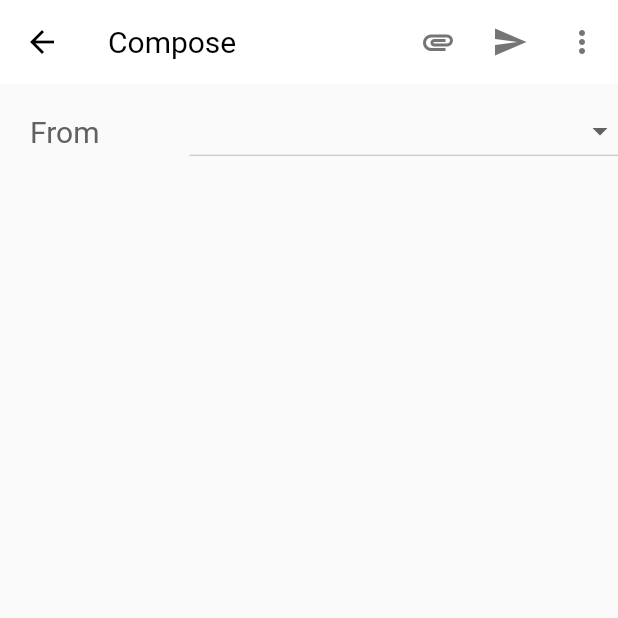
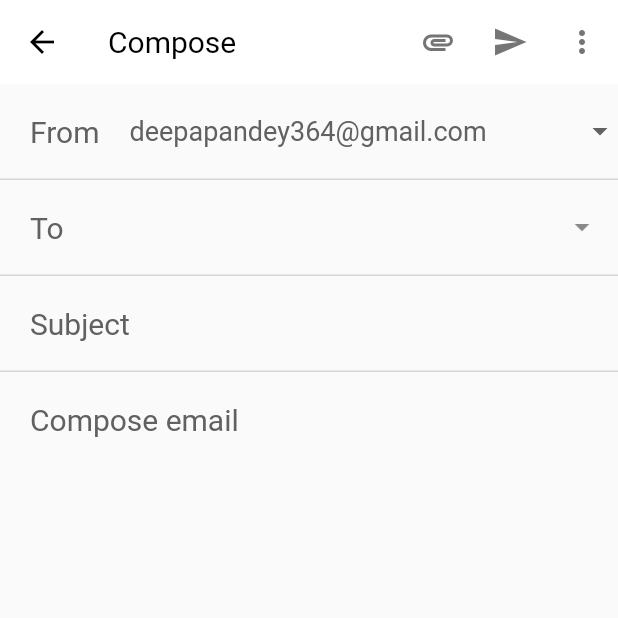
Before and after one commit to qwertypool/Gmail-Clone, a Flutter app: the Compose screen opened directly, on a phone screen of 412 x 824 dp, the top half of it. Run offline on Flutter 3.47's test engine with Material 2 defaults, Android fonts, the phone set to English and light mode, and no system bars.

Commit message:
compose done

```diff
--- a/lib/tabs/compose.dart
+++ b/lib/tabs/compose.dart
@@ -8,14 +8,15 @@ class Compose extends StatefulWidget {
 }
 
 class _ComposeState extends State<Compose> {
-
   var _mails = [
     'deepapandey364@gmail.com',
     'pandeydeepak821@gmail.com',
-    'deepa.pandey64@gmail.com',
+    'suvam.pandey10@gmail.com',
     'balram@gmail.com',
-    'deepa.pandey@tcs.com'
+    'deepa.pandey@tcs.com',
+    'pandeydeepa@diagoe.com'
   ];
+  bool isClicked = false;
   @override
   Widget build(BuildContext context) {
     return Scaffold(
@@ -49,45 +50,185 @@ class _ComposeState extends State<Compose> {
         elevation: 0,
       ),
       body: Column(
-        //mainAxisAlignment: MainAxisAlignment.start,
         children: [
           Row(
-            //mainAxisAlignment: MainAxisAlignment.spaceBetween,
             children: [
               Container(
-                padding: EdgeInsets.fromLTRB(20, 20, 60, 20),
+                padding: EdgeInsets.fromLTRB(20, 20, 20, 20),
                 child: Text(
                   'From',
                   style: TextStyle(fontSize: 20, color: Colors.grey[700]),
                 ),
               ),
-              // Text(value),
               Expanded(child: drop()),
             ],
+          ),
+          Container(
+            decoration: BoxDecoration(
+              border: Border(
+                bottom: BorderSide(color: Colors.grey[350], width: 1.0),
+              ),
+            ),
+          ),
+          Row(
+            children: [
+              Container(
+                padding: EdgeInsets.fromLTRB(20, 20, 20, 20),
+                child: Text(
+                  'To',
+                  style: TextStyle(fontSize: 20, color: Colors.grey[700]),
+                ),
+              ),
+              Expanded(
+                child: TextField(
+                  cursorHeight: 22,
+                  style: TextStyle(fontSize: 20),
+                  decoration: InputDecoration(
+                    border: InputBorder.none,
+                    suffixIcon: IconButton(
+                      icon: Icon(Icons.arrow_drop_down),
+                      onPressed: () {
+                        setState(() {
+                          isClicked = !isClicked;
+                        });
+                      },
+                    ),
+                  ),
+                  keyboardType: TextInputType.emailAddress,
+                ),
+              ),
+            ],
+          ),
+          isClicked?Column(
+            children: [
+              Container(
+            decoration: BoxDecoration(
+              border: Border(
+                bottom: BorderSide(color: Colors.grey[350], width: 1.0),
+              ),
+            ),
+          ),
+              Row(
+                children: [
+                  Container(
+                    padding: EdgeInsets.fromLTRB(20, 20, 20, 20),
+                    child: Text(
+                      'Cc',
+                      style: TextStyle(fontSize: 20, color: Colors.grey[700]),
+                    ),
+                  ),
+                  Expanded(
+                    child: TextField(
+                      cursorHeight: 22,
+                      style: TextStyle(fontSize: 20),
+                      decoration: InputDecoration(
+                        border: InputBorder.none,
+                      ),
+                      keyboardType: TextInputType.emailAddress,
+                    ),
+                  ),
+                ],
+              ),
+              Container(
+            decoration: BoxDecoration(
+              border: Border(
+                bottom: BorderSide(color: Colors.grey[350], width: 1.0),
+              ),
+            ),
+          ),
+              Row(
+                children: [
+                  Container(
+                    padding: EdgeInsets.fromLTRB(20, 20, 20, 20),
+                    child: Text(
+                      'Bcc',
+                      style: TextStyle(fontSize: 20, color: Colors.grey[700]),
+                    ),
+                  ),
+                  Expanded(
+                    child: TextField(
+                      cursorHeight: 22,
+                      style: TextStyle(fontSize: 20),
+                      decoration: InputDecoration(
+                        border: InputBorder.none,
+                      ),
+                      keyboardType: TextInputType.emailAddress,
+                    ),
+                  ),
+                ],
+              ),
+              Container(
+            decoration: BoxDecoration(
+              border: Border(
+                bottom: BorderSide(color: Colors.grey[350], width: 1.0),
+              ),
+            ),
+          ),
+            ],
+          ):Container(
+            decoration: BoxDecoration(
+              border: Border(
+                bottom: BorderSide(color: Colors.grey[350], width: 1.0),
+              ),
+            ),
+          ),
+          Row(children: [
+            Expanded(child: TextField(
+              cursorHeight: 22,
+              style: TextStyle(fontSize: 20),
+              decoration: InputDecoration(
+                border: InputBorder.none,
+                hintText: "Subject",
+                hintStyle: TextStyle(fontSize: 20,color: Colors.grey[700]),
+                contentPadding: EdgeInsets.fromLTRB(20, 20, 20, 20)),
+                ),
                 )
+          ],),
+          Container(
+            decoration: BoxDecoration(
+              border: Border(
+                bottom: BorderSide(color: Colors.grey[350], width: 1.0),
+              ),
+            ),
+          ),
+          Row(
+            children: [
+            Expanded(child: TextField(
+              cursorHeight: 24,
+              style: TextStyle(fontSize: 20),
+              decoration: InputDecoration(
+              hintText: "Compose email",
+              border: InputBorder.none,
+              hintStyle: TextStyle(fontSize: 20, color: Colors.grey[700]),
+              contentPadding: EdgeInsets.fromLTRB(20, 20, 20, 20)),
+              ),
+              )
+          ],),
         ],
       ),
     );
   }
- String value;
+
+  String value = "deepapandey364@gmail.com";
   Widget drop() {
-    return new DropdownButton(
+    return DropdownButtonHideUnderline(
+      child: new DropdownButton(
         isExpanded: true,
-      value:value ,
-      style: TextStyle(fontSize: 18,color: Colors.grey[700]),
+        value: value,
+        style: TextStyle(fontSize: 18, color: Colors.grey[700]),
         items: _mails.map((value) {
           return new DropdownMenuItem(
             value: value,
             child: new Text(value),
           );
         }).toList(),
-
         onChanged: (newValue) {
           setState(() {
             value = newValue;
           });
           print(value);
         },
+      ),
     );
   }
 }
--- a/lib/tabs/gmail.dart
+++ b/lib/tabs/gmail.dart
@@ -26,12 +26,12 @@ class _GmailState extends State<Gmail> {
       bool _hasBeenPressed = false;
   @override
   Widget build(BuildContext context) {
-    final firstString =
-        'Lorem ipsum dolor sit amet, consectetur adipiscing elit, sed do eiusmod tempor incididunt ut labore et dolore magna aliqua. Aliquam faucibus purus in massa. Enim lobortis scelerisque fermentum dui. Egestas quis ipsum suspendisse ultrices gravida dictum. Porttitor lacus luctus accumsan tortor. Rhoncus est pellentesque elit ullamcorper dignissim cras. Duis tristique sollicitudin nibh sit amet. Diam donec adipiscing tristique risus nec feugiat in. Ornare arcu dui vivamus arcu. Sagittis vitae et leo duis ut diam quam nulla porttitor. Faucibus pulvinar elementum integer enim neque volutpat ac. Sapien et ligula ullamcorper malesuada.';
+    //final firstString =
+        //'Lorem ipsum dolor sit amet, consectetur adipiscing elit, sed do eiusmod tempor incididunt ut labore et dolore magna aliqua. Aliquam faucibus purus in massa. Enim lobortis scelerisque fermentum dui. Egestas quis ipsum suspendisse ultrices gravida dictum. Porttitor lacus luctus accumsan tortor. Rhoncus est pellentesque elit ullamcorper dignissim cras. Duis tristique sollicitudin nibh sit amet. Diam donec adipiscing tristique risus nec feugiat in. Ornare arcu dui vivamus arcu. Sagittis vitae et leo duis ut diam quam nulla porttitor. Faucibus pulvinar elementum integer enim neque volutpat ac. Sapien et ligula ullamcorper malesuada.';
     final secondString =
         'Enim sed faucibus turpis in eu mi. Cras adipiscing enim eu turpis egestas pretium aenean pharetra magna. Mattis nunc sed blandit libero volutpat sed cras ornare arcu. Mauris pellentesque pulvinar pellentesque habitant morbi tristique. Scelerisque in dictum non consectetur a erat. ';
-    final longString = firstString + "\n\n\n" + secondString;
-    Color x = Colors.black;
+    //final longString = firstString + "\n\n\n" + secondString;
+    //Color x = Colors.black;
     return Scaffold(
       // backgroundColor: Colors.black,
       appBar: AppBar(
@@ -301,9 +301,6 @@ class _GmailState extends State<Gmail> {
     );
   }
 
-  void _onBtnClicked() {
-    print('clickeddd');
-  }
 
   Widget button(IconData icon, String text) {
     return InkWell(
```
Lines whose indentation alone changed are shown as unchanged.
